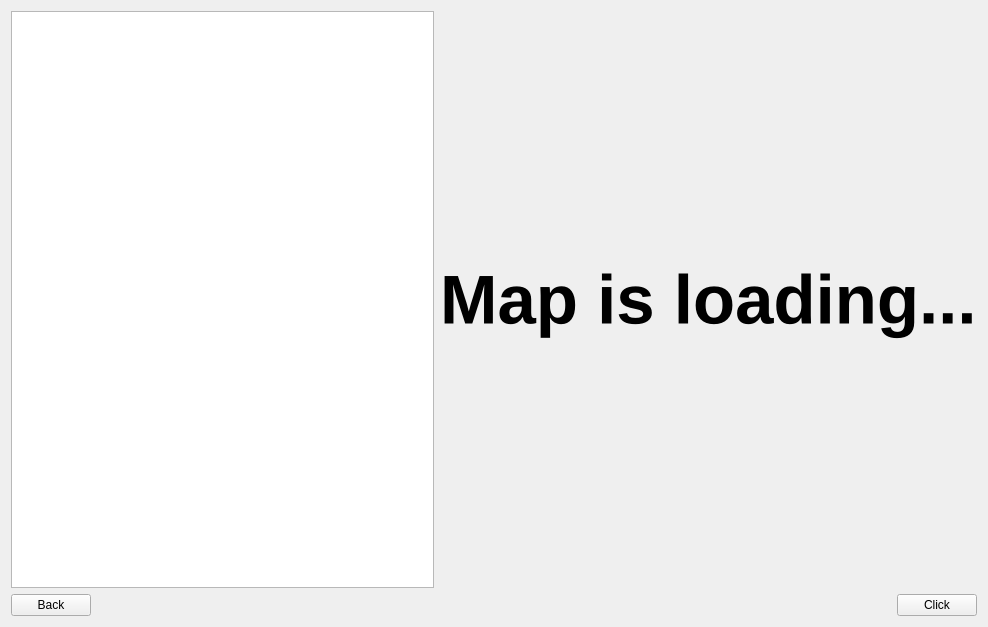
Old version of the form src/ui/overviewwidget.ui in the repository jspngh/shae-workstation.
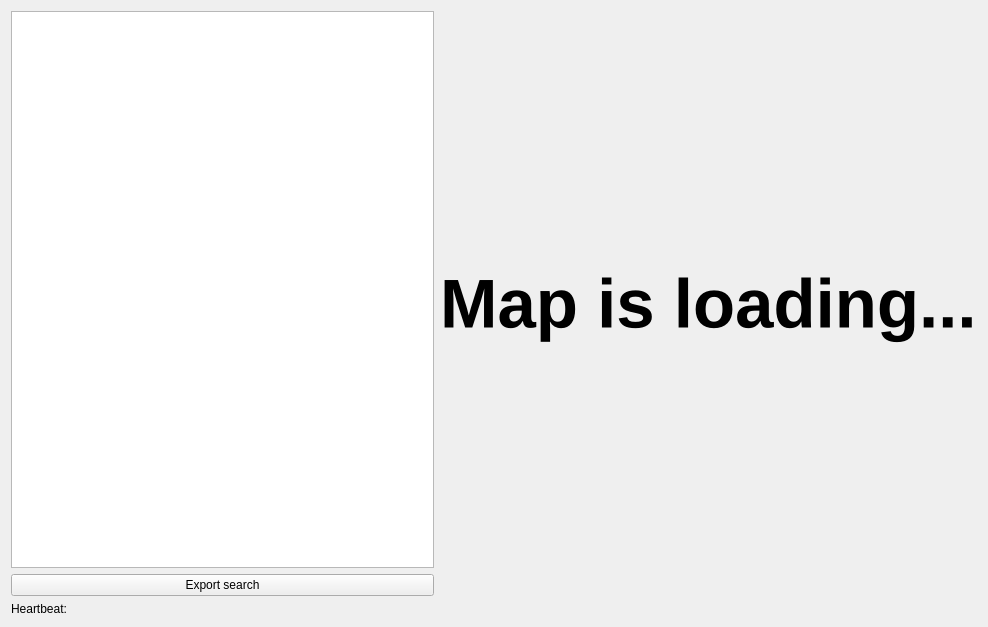
New version of the form.

The edit to the form file:
```diff
--- a/src/ui/overviewwidget.ui
+++ b/src/ui/overviewwidget.ui
@@ -17,7 +17,18 @@
    <item>
     <layout class="QHBoxLayout" name="mainLayout">
      <item>
-      <widget class="QListWidget" name="droneList"/>
+      <layout class="QVBoxLayout" name="verticalLayout_3">
+       <item>
+        <widget class="QListWidget" name="droneList"/>
+       </item>
+       <item>
+        <widget class="QPushButton" name="exportSearchButton">
+         <property name="text">
+          <string>Export search</string>
+         </property>
+        </widget>
+       </item>
+      </layout>
      </item>
      <item>
       <widget class="QLabel" name="mapLoadingLabel">
@@ -38,32 +49,9 @@
    <item>
     <layout class="QHBoxLayout" name="buttonLayout">
      <item>
-      <widget class="QPushButton" name="backButton">
+      <widget class="QLabel" name="heartBeat">
        <property name="text">
-        <string>Back</string>
-       </property>
-      </widget>
-     </item>
-     <item>
-      <spacer name="buttonSpacer">
-       <property name="orientation">
-        <enum>Qt::Horizontal</enum>
-       </property>
-       <property name="sizeType">
-        <enum>QSizePolicy::MinimumExpanding</enum>
-       </property>
-       <property name="sizeHint" stdset="0">
-        <size>
-         <width>40</width>
-         <height>20</height>
-        </size>
-       </property>
-      </spacer>
-     </item>
-     <item>
-      <widget class="QPushButton" name="clickButton">
-       <property name="text">
-        <string>Click</string>
+        <string>Heartbeat: </string>
        </property>
       </widget>
      </item>
```
